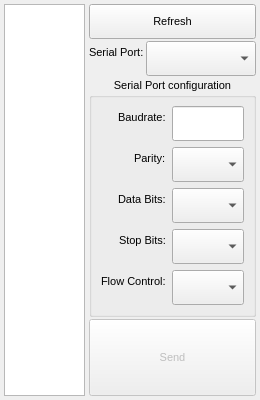
First picture: the form in src/ui/loader.ui, repository simaoamorim/SerialProgramLoader, before the edit.
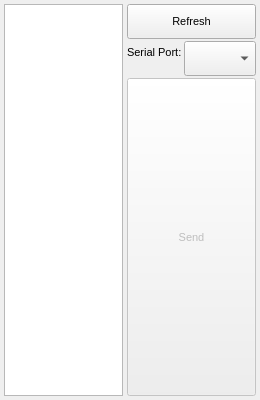
Second picture: the form after the edit.

Commit message: Remove serial port config from GUI

What changed in the file:
```diff
--- a/src/ui/loader.ui
+++ b/src/ui/loader.ui
@@ -123,133 +123,6 @@
        </widget>
       </item>
       <item row="3" column="0" colspan="2">
-       <widget class="QGroupBox" name="groupBox">
-        <property name="sizePolicy">
-         <sizepolicy hsizetype="Expanding" vsizetype="Expanding">
-          <horstretch>1</horstretch>
-          <verstretch>0</verstretch>
-         </sizepolicy>
-        </property>
-        <property name="title">
-         <string>Serial Port configuration</string>
-        </property>
-        <property name="alignment">
-         <set>Qt::AlignHCenter|Qt::AlignTop</set>
-        </property>
-        <property name="checkable">
-         <bool>false</bool>
-        </property>
-        <layout class="QFormLayout" name="serialPortConfigurationBox">
-         <property name="labelAlignment">
-          <set>Qt::AlignRight|Qt::AlignTrailing|Qt::AlignVCenter</set>
-         </property>
-         <property name="formAlignment">
-          <set>Qt::AlignLeading|Qt::AlignLeft|Qt::AlignVCenter</set>
-         </property>
-         <item row="0" column="0">
-          <widget class="QLabel" name="baudrate_label">
-           <property name="text">
-            <string>Baudrate:</string>
-           </property>
-           <property name="scaledContents">
-            <bool>false</bool>
-           </property>
-          </widget>
-         </item>
-         <item row="1" column="0">
-          <widget class="QLabel" name="parity_label">
-           <property name="sizePolicy">
-            <sizepolicy hsizetype="Expanding" vsizetype="Preferred">
-             <horstretch>1</horstretch>
-             <verstretch>0</verstretch>
-            </sizepolicy>
-           </property>
-           <property name="text">
-            <string>Parity:</string>
-           </property>
-          </widget>
-         </item>
-         <item row="1" column="1">
-          <widget class="QComboBox" name="parityChooser">
-           <property name="minimumSize">
-            <size>
-             <width>0</width>
-             <height>35</height>
-            </size>
-           </property>
-          </widget>
-         </item>
-         <item row="2" column="0">
-          <widget class="QLabel" name="label_2">
-           <property name="text">
-            <string>Data Bits:</string>
-           </property>
-           <property name="scaledContents">
-            <bool>false</bool>
-           </property>
-          </widget>
-         </item>
-         <item row="2" column="1">
-          <widget class="QComboBox" name="dataBitsChooser">
-           <property name="minimumSize">
-            <size>
-             <width>0</width>
-             <height>35</height>
-            </size>
-           </property>
-          </widget>
-         </item>
-         <item row="3" column="0">
-          <widget class="QLabel" name="label_3">
-           <property name="text">
-            <string>Stop Bits:</string>
-           </property>
-           <property name="scaledContents">
-            <bool>false</bool>
-           </property>
-          </widget>
-         </item>
-         <item row="3" column="1">
-          <widget class="QComboBox" name="stopBitsChooser">
-           <property name="minimumSize">
-            <size>
-             <width>0</width>
-             <height>35</height>
-            </size>
-           </property>
-          </widget>
-         </item>
-         <item row="4" column="1">
-          <widget class="QComboBox" name="flowControlChooser">
-           <property name="minimumSize">
-            <size>
-             <width>0</width>
-             <height>35</height>
-            </size>
-           </property>
-          </widget>
-         </item>
-         <item row="4" column="0">
-          <widget class="QLabel" name="label">
-           <property name="text">
-            <string>Flow Control:</string>
-           </property>
-          </widget>
-         </item>
-         <item row="0" column="1">
-          <widget class="QLineEdit" name="baudRateInput">
-           <property name="minimumSize">
-            <size>
-             <width>0</width>
-             <height>35</height>
-            </size>
-           </property>
-          </widget>
-         </item>
-        </layout>
-       </widget>
-      </item>
-      <item row="4" column="0" colspan="2">
        <widget class="QPushButton" name="sendButton">
         <property name="enabled">
          <bool>false</bool>
```
The commit also changes 2 other files.
